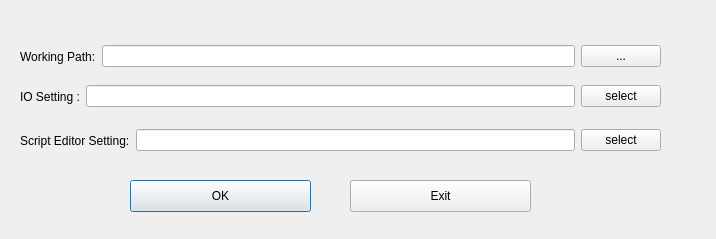
Qt form tool/apoEditor/src/workdirdialog.ui (neil78duan/apollolib) before a commit.
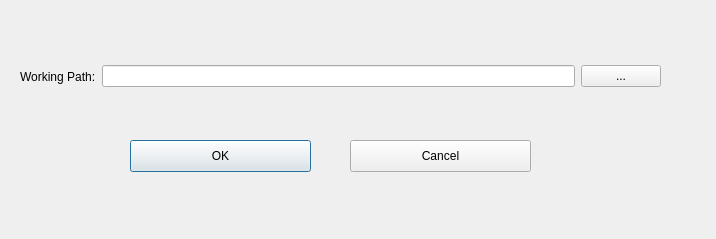
The same form after that commit.

What changed in the file:
```diff
--- a/tool/apoEditor/src/workdirdialog.ui
+++ b/tool/apoEditor/src/workdirdialog.ui
@@ -17,7 +17,7 @@
    <property name="geometry">
     <rect>
      <x>130</x>
-     <y>180</y>
+     <y>140</y>
      <width>181</width>
      <height>32</height>
     </rect>
@@ -30,7 +30,7 @@
    <property name="geometry">
     <rect>
      <x>20</x>
-     <y>40</y>
+     <y>60</y>
      <width>641</width>
      <height>33</height>
     </rect>
@@ -55,77 +55,19 @@
     </item>
    </layout>
   </widget>
-  <widget class="QWidget" name="layoutWidget">
-   <property name="geometry">
-    <rect>
-     <x>20</x>
-     <y>80</y>
-     <width>641</width>
-     <height>33</height>
-    </rect>
-   </property>
-   <layout class="QHBoxLayout" name="horizontalLayout_2">
-    <item>
-     <widget class="QLabel" name="label_2">
-      <property name="text">
-       <string>IO Setting :</string>
-      </property>
-     </widget>
-    </item>
-    <item>
-     <widget class="QLineEdit" name="settingEdit"/>
-    </item>
-    <item>
-     <widget class="QPushButton" name="selSettingButton">
-      <property name="text">
-       <string>select</string>
-      </property>
-     </widget>
-    </item>
-   </layout>
-  </widget>
   <widget class="QPushButton" name="ExitButton">
    <property name="geometry">
     <rect>
      <x>350</x>
-     <y>180</y>
+     <y>140</y>
      <width>181</width>
      <height>32</height>
     </rect>
    </property>
    <property name="text">
-    <string>Exit</string>
+    <string>Cancel</string>
    </property>
   </widget>
-  <widget class="QWidget" name="horizontalLayoutWidget">
-   <property name="geometry">
-    <rect>
-     <x>20</x>
-     <y>120</y>
-     <width>641</width>
-     <height>41</height>
-    </rect>
-   </property>
-   <layout class="QHBoxLayout" name="horizontalLayout_3">
-    <item>
-     <widget class="QLabel" name="label_3">
-      <property name="text">
-       <string>Script Editor Setting:</string>
-      </property>
-     </widget>
-    </item>
-    <item>
-     <widget class="QLineEdit" name="editorCfg"/>
-    </item>
-    <item>
-     <widget class="QPushButton" name="btEditorFileSel">
-      <property name="text">
-       <string>select</string>
-      </property>
-     </widget>
-    </item>
-   </layout>
-  </widget>
  </widget>
  <resources/>
  <connections/>
```
